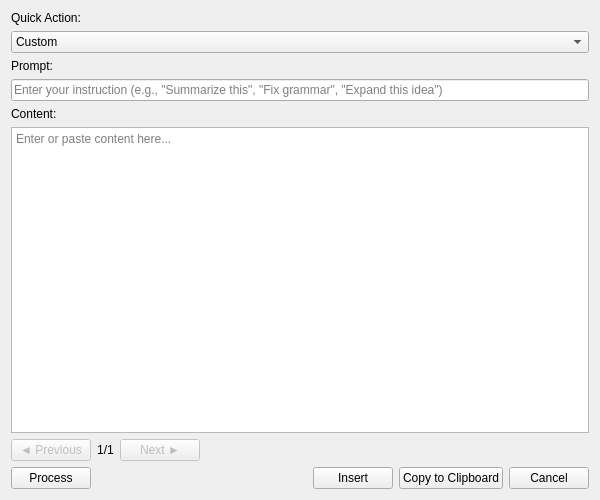
jailop/treemk, file ui/aiassistdialog.ui: the form before one commit.
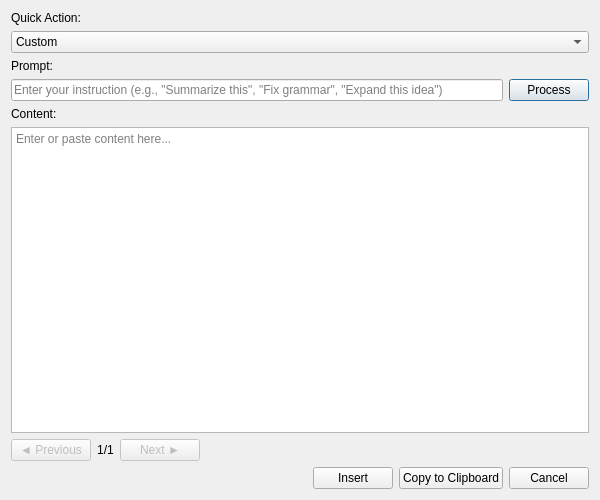
The form after the commit.

Patch:
```diff
--- a/ui/aiassistdialog.ui
+++ b/ui/aiassistdialog.ui
@@ -38,6 +38,8 @@
     </widget>
    </item>
    <item>
+    <layout class="QHBoxLayout" name="promptLayout">
+     <item>
     <widget class="QLineEdit" name="promptEdit">
      <property name="placeholderText">
       <string>Enter your instruction (e.g., "Summarize this", "Fix grammar", "Expand this idea")</string>
@@ -45,6 +47,18 @@
     </widget>
    </item>
    <item>
+      <widget class="QPushButton" name="processButton">
+       <property name="text">
+        <string>Process</string>
+       </property>
+       <property name="toolTip">
+        <string>Send prompt and content to AI provider (Ctrl+Return)</string>
+       </property>
+      </widget>
+     </item>
+    </layout>
+   </item>
+   <item>
     <widget class="QLabel" name="contentLabel">
      <property name="text">
       <string>Content:</string>
@@ -107,16 +121,6 @@
    </item>
    <item>
     <layout class="QHBoxLayout" name="buttonLayout">
-     <item>
-      <widget class="QPushButton" name="processButton">
-       <property name="text">
-        <string>Process</string>
-       </property>
-       <property name="toolTip">
-        <string>Send prompt and content to AI provider (Ctrl+Return)</string>
-       </property>
-      </widget>
-     </item>
      <item>
       <spacer name="buttonSpacer">
        <property name="orientation">
```
Lines whose indentation alone changed are shown as unchanged.
